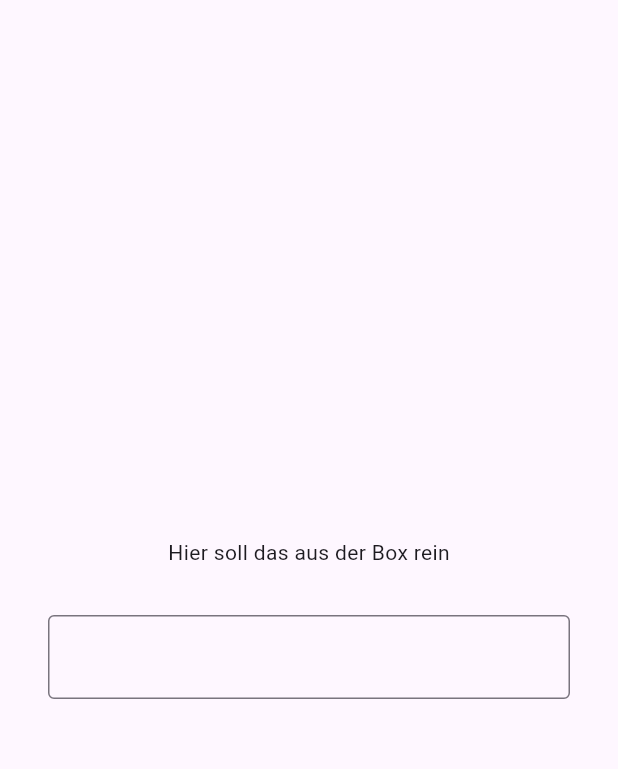
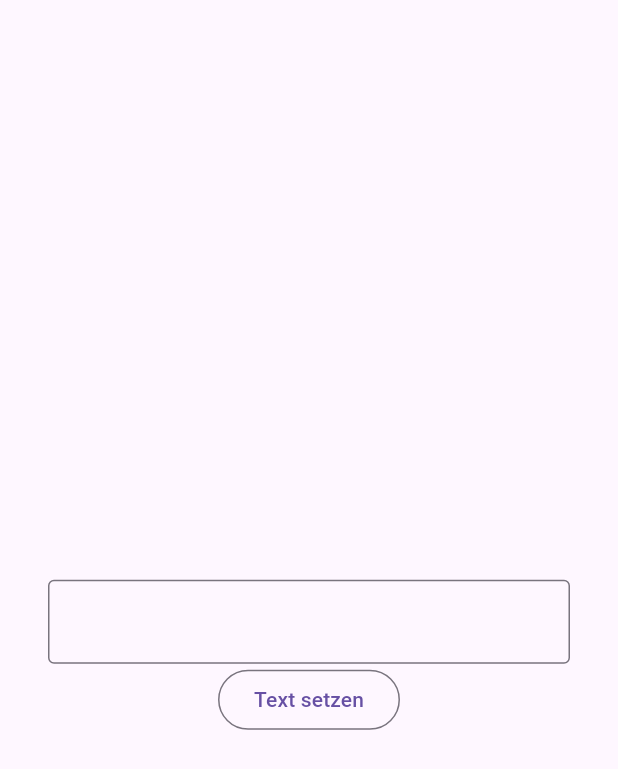
Before and after one commit to Beyz61/flutter_vorlesung, a Flutter app: the screen it shows after launch, on a phone screen of 412 x 824 dp. Shown: the top 769 px of the screen. Run offline on Flutter 3.47's test engine with Material 3 defaults, Android fonts, the phone set to English and light mode, and no system bars.

Commit message:
Using TextEditingController

```diff
--- a/lib/main.dart
+++ b/lib/main.dart
@@ -9,8 +9,8 @@ class MainApp extends StatefulWidget {
   State<MainApp> createState() => _MainAppState();
 }
 class _MainAppState extends State<MainApp> {
-  String inputValue = "Nocht nichts";
-  List<String> sentMessages= [];
+// Speichert den Wert des TextFieles
+final TextEditingController conroller= TextEditingController();
   @override
   Widget build(BuildContext context) {
     return MaterialApp(
@@ -22,20 +22,19 @@ class _MainAppState extends State<MainApp> {
             child: Column(
               mainAxisAlignment: MainAxisAlignment.center,
               children: [
-                const Text("Hier soll das aus der Box rein"),
+                 Text(conroller.text),
                 const SizedBox(height: standardPadding),
                 TextField(
+                  controller: conroller,
                   decoration: const InputDecoration(
                     border: OutlineInputBorder(),
                   ),
-                  onChanged: (String newValue) {
-                    print("Der neue Wert ist: $newValue");
-                    setState(
-                      () {
-                        inputValue = newValue;
-                      },
-                    );
+                ),
+                  OutlinedButton(onPressed: () {
+                    print(conroller.text);
+                    setState(() {});
                   },
+                  child: const Text("Text setzen"),
                 ),
               ],
             ),
```
